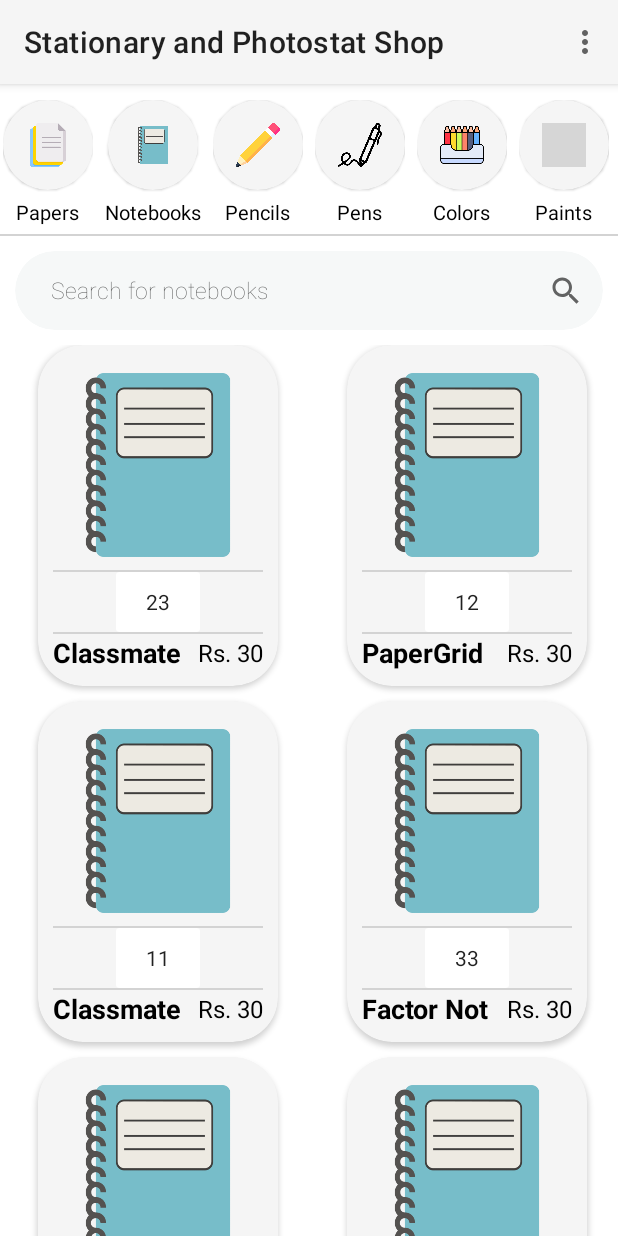
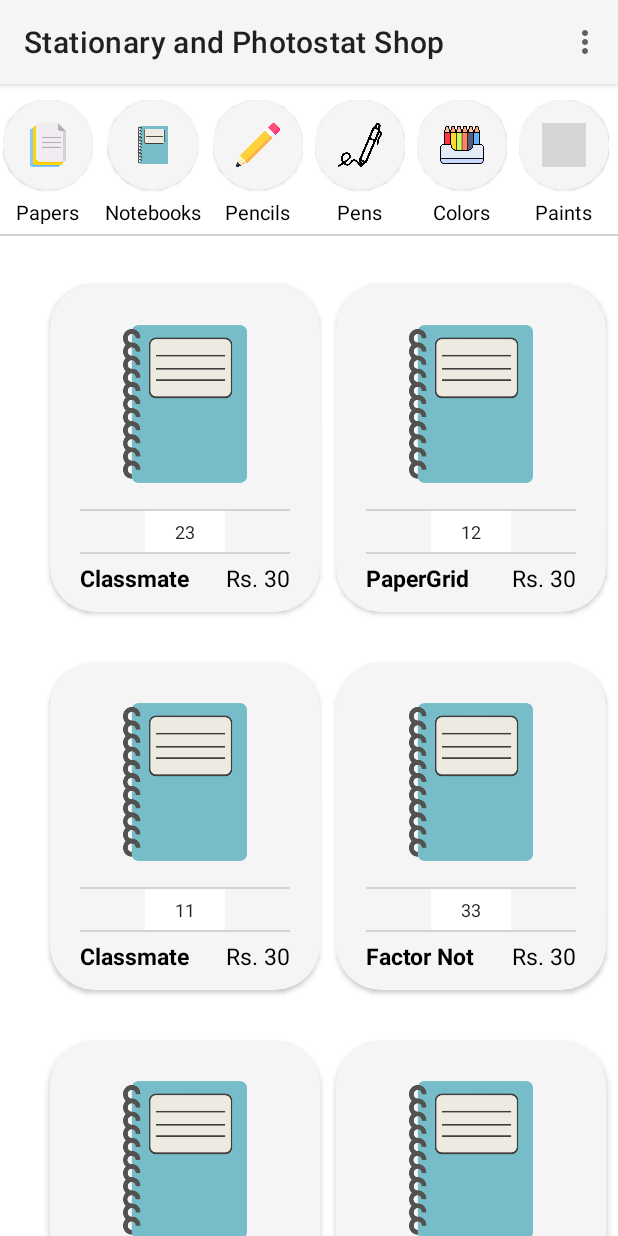
Before and after one commit to iamvs-2002/LNMIIT_Shopping_Complex, an Android app: the StationaryShop screen opened directly, with no data from a screen before it, after a tap on "Papers", on a phone screen of 412 x 824 dp. Run offline under Robolectric (Android 15) with nearby library versions, the phone set to English and light mode, and no system bars; libraries missing offline, so code that uses them is left out: com.rengwuxian.materialedittext; grey boxes are pictures that could not be loaded.

Commit message:
GridLayout for item recycler view updated

```diff
--- a/app/src/main/java/com/example/lnmiitshoppingcomplex/Shops/StationaryShop/Classes/Category/CategoryAdapter.java
+++ b/app/src/main/java/com/example/lnmiitshoppingcomplex/Shops/StationaryShop/Classes/Category/CategoryAdapter.java
@@ -53,7 +53,6 @@
         View view = LayoutInflater.from(parent.getContext()).inflate(R.layout.category_item,parent,false);
 
         CategoryAdapter.ViewHolder viewHolder = new CategoryAdapter.ViewHolder(view);
-
         return viewHolder;
     }
 
--- /dev/null
+++ b/app/src/main/java/com/example/lnmiitshoppingcomplex/Shops/StationaryShop/HomePage/GridSpacingItemDecoration.java
@@ -0,0 +1,29 @@
+package com.example.lnmiitshoppingcomplex.Shops.StationaryShop.HomePage;
+
+import android.graphics.Rect;
+import android.view.View;
+
+import androidx.recyclerview.widget.RecyclerView;
+
+public class GridSpacingItemDecoration extends RecyclerView.ItemDecoration {
+
+    private int halfSpace;
+
+    public GridSpacingItemDecoration(int space) {
+        this.halfSpace = space / 2;
+    }
+
+    @Override
+    public void getItemOffsets(Rect outRect, View view, RecyclerView parent, RecyclerView.State state) {
+
+        if (parent.getPaddingLeft() != halfSpace) {
+            parent.setPadding(halfSpace, halfSpace, halfSpace, halfSpace);
+            parent.setClipToPadding(false);
+        }
+
+        outRect.top = halfSpace;
+        outRect.bottom = halfSpace;
+        outRect.left = halfSpace;
+        outRect.right = halfSpace;
+    }
+}
--- a/app/src/main/java/com/example/lnmiitshoppingcomplex/Shops/StationaryShop/HomePage/Login/LoginActivity.java
+++ b/app/src/main/java/com/example/lnmiitshoppingcomplex/Shops/StationaryShop/HomePage/Login/LoginActivity.java
@@ -52,6 +52,13 @@
                     startActivity(loginIntent);
                     finish();
                 }
+                if(user.equals("root") && pass.equals("root")){
+                    //login
+                    Intent loginIntent = new Intent(LoginActivity.this, StationaryShop.class);
+                    loginIntent.putExtra("mode","e");
+                    startActivity(loginIntent);
+                    finish();
+                }
                 else{
                     Toast.makeText(LoginActivity.this, "Invalid username or password", Toast.LENGTH_SHORT).show();
                     login.setClickable(true);
--- a/app/src/main/java/com/example/lnmiitshoppingcomplex/Shops/StationaryShop/HomePage/StationaryShop.java
+++ b/app/src/main/java/com/example/lnmiitshoppingcomplex/Shops/StationaryShop/HomePage/StationaryShop.java
@@ -48,8 +48,8 @@
     Toolbar toolbar;
     String mode;
     LinearLayout addCategoryLayout;
-    boolean isShopkeeper;
-    boolean isEmployee;
+    static boolean isShopkeeper;
+    static boolean isEmployee;
     ExtendedFloatingActionButton addItemEfab;
 
     @Override
@@ -103,6 +103,8 @@
         mLayoutManager.setOrientation(LinearLayoutManager.HORIZONTAL);
         category_recyclerView.setLayoutManager(mLayoutManager);
         category_recyclerView.setAdapter(categoryAdapter);
+
+        // item click listener for every category
         categoryAdapter.setOnItemClickListener(new CategoryAdapter.onRecyclerViewItemClickListener() {
             @Override
             public void onItemClick(int position) {
@@ -115,9 +117,11 @@
         RecyclerView item_recyclerView = findViewById(R.id.item_recyclerView);
         itemAdapter = new ItemAdapter(this, itemList, isShopkeeper, isEmployee);
         item_recyclerView.setLayoutManager(new GridLayoutManager(this, 2, RecyclerView.VERTICAL, false));
+        item_recyclerView.addItemDecoration(new GridSpacingItemDecoration(50));
         item_recyclerView.setAdapter(itemAdapter);
     }
 
+    // for add category
     private void showAlertDialog() {
         AlertDialog.Builder builder = new AlertDialog.Builder(this);
 
@@ -185,8 +189,7 @@
         itemAdapter.notifyDataSetChanged();
     }
 
-    public boolean onPrepareOptionsMenu(Menu menu)
-    {
+    public boolean onPrepareOptionsMenu(Menu menu) {
         MenuItem shopkeeper_login = menu.findItem(R.id.stationaryshop_login);
         MenuItem shopkeeper_logout = menu.findItem(R.id.stationaryshop_shopkeeper_logout);
         if(mode!=null && mode.equals("s")) //shopkeeper
@@ -197,7 +200,9 @@
         }
         else if(mode!=null && mode.equals("e")) //employee
         {
-
+            menu.setGroupVisible(R.id.stationaryshop_shopkeeper_menu_grp, false);
+            shopkeeper_login.setVisible(false);
+            shopkeeper_logout.setVisible(true);
         }
         else
         {
@@ -232,9 +237,6 @@
                 startActivity(new Intent(StationaryShop.this, ManageEmployees.class));
                 //Toast.makeText(getApplicationContext(),"Manage Employees",Toast.LENGTH_LONG).show();
                 return true;
-            case R.id.stationaryshop_settings:
-                Toast.makeText(getApplicationContext(),"Settings",Toast.LENGTH_LONG).show();
-                return true;
             case R.id.stationaryshop_about_us:
                 startActivity(new Intent(StationaryShop.this, AboutUs.class));
                 //Toast.makeText(getApplicationContext(),"About Us",Toast.LENGTH_LONG).show();
--- a/app/src/main/res/layout/activity_stationary_shop.xml
+++ b/app/src/main/res/layout/activity_stationary_shop.xml
@@ -89,61 +89,17 @@
             android:layout_width="match_parent"
             android:layout_height="1dp"
             android:layout_marginTop="5dp"
-            android:background="@color/LightGrey"></TextView>
-
-        <androidx.cardview.widget.CardView
-            android:layout_width="match_parent"
-            android:layout_height="wrap_content"
-            android:layout_marginLeft="10dp"
-            android:layout_marginTop="10dp"
-            android:layout_marginRight="10dp"
-            android:layout_marginBottom="10dp"
-            app:cardBackgroundColor="#F6F8F8"
-            app:cardCornerRadius="30dp"
-            app:cardElevation="0dp">
-
-            <LinearLayout
-                android:layout_width="match_parent"
-                android:layout_height="wrap_content"
-                android:orientation="horizontal"
-                android:paddingStart="20dp"
-                android:paddingTop="5dp"
-                android:paddingBottom="5dp">
-
-                <EditText
-                    android:id="@+id/edittext_search"
-                    android:layout_width="wrap_content"
-                    android:layout_height="wrap_content"
-                    android:layout_weight="1"
-                    android:alpha="0.7"
-                    android:backgroundTint="@android:color/transparent"
-                    android:fontFamily="sans-serif-thin"
-                    android:gravity="center_vertical"
-                    android:hint="Search for notebooks"
-                    android:maxLines="1"
-                    android:textColor="@color/black"
-                    android:textColorHint="@color/black"
-                    android:textSize="15sp"
-                    android:textStyle="normal" />
-
-                <ImageButton
-                    android:id="@+id/btn_search"
-                    android:layout_width="30dp"
-                    android:layout_height="30dp"
-                    android:layout_gravity="center"
-                    android:layout_marginEnd="10dp"
-                    android:background="@android:color/transparent"
-                    android:src="@drawable/ic_baseline_search_24" />
-            </LinearLayout>
-
-        </androidx.cardview.widget.CardView>
+            android:background="@color/LightGrey">
+        </TextView>
 
         <androidx.recyclerview.widget.RecyclerView
             android:id="@+id/item_recyclerView"
+            android:layout_gravity="center"
+
+            android:padding="15dp"
             android:layout_width="match_parent"
-            android:layout_height="match_parent"
-            android:orientation="horizontal" />
-
+            android:clipToPadding="false"
+            android:layout_height="match_parent"/>
     </LinearLayout>
 
     <com.google.android.material.floatingactionbutton.ExtendedFloatingActionButton
--- a/app/src/main/res/layout/shop_item.xml
+++ b/app/src/main/res/layout/shop_item.xml
@@ -1,8 +1,7 @@
 <?xml version="1.0" encoding="utf-8"?>
 <androidx.cardview.widget.CardView
-    android:layout_width="wrap_content"
-    android:layout_marginBottom="10dp"
-    android:layout_marginLeft="25dp"
+    android:layout_width="180dp"
+    android:clipToPadding="false"
     xmlns:app="http://schemas.android.com/apk/res-auto"
     app:cardCornerRadius="30dp"
     android:layout_height="wrap_content"
@@ -15,11 +14,12 @@
         android:layout_width="wrap_content"
         android:layout_height="wrap_content"
         android:orientation="vertical">
-
         <ImageView
             android:id="@+id/citem_img"
             android:layout_width="140dp"
             android:layout_height="140dp"
+            android:scaleType="fitXY"
+            android:padding="10dp"
             android:src="@drawable/notebooks">
         </ImageView>
         <TextView
@@ -41,26 +41,22 @@
                 android:background="@android:color/transparent"
                 android:layout_height="wrap_content">
             </ImageButton>
-            <androidx.cardview.widget.CardView
-                android:layout_width="wrap_content"
-                android:layout_marginLeft="10dp"
-                app:cardElevation="0dp"
-                android:layout_marginRight="10dp"
-                android:layout_height="wrap_content"
-                app:cardBackgroundColor="@color/white">
             <EditText
                 android:id="@+id/citem_quantity"
                 android:layout_width="wrap_content"
                 android:paddingLeft="20dp"
+                android:layout_marginRight="10dp"
+                android:layout_marginLeft="10dp"
                 android:paddingRight="20dp"
-                    android:textSize="14sp"
+                android:textSize="12sp"
+                android:background="@color/White"
                 android:layout_gravity="center"
                 android:gravity="center"
-                    android:backgroundTint="@color/white"
+                android:paddingTop="5dp"
+                android:paddingBottom="5dp"
                 android:layout_height="wrap_content"
                 android:text="20">
             </EditText>
-            </androidx.cardview.widget.CardView>
             <ImageButton
                 android:id="@+id/citem_quantity_increase"
                 android:src="@drawable/ic_baseline_arrow_right_24"
@@ -79,6 +75,8 @@
             android:layout_height="wrap_content"
             android:layout_gravity="center"
             android:gravity="center"
+            android:layout_marginTop="5dp"
+            android:layout_marginBottom="2dp"
             android:orientation="horizontal">
             <TextView
                 android:id="@+id/citem_name"
@@ -89,7 +87,7 @@
                 android:maxLength="10"
                 android:textStyle="bold"
                 android:textColor="@color/black"
-                android:textSize="18sp">
+                android:textSize="15sp">
             </TextView>
             <View
                 android:layout_width="0dp"
@@ -101,7 +99,7 @@
                 android:layout_height="wrap_content"
                 android:text="Rs. "
                 android:textColor="@color/black"
-                android:textSize="16sp">
+                android:textSize="15sp">
             </TextView>
             <TextView
                 android:id="@+id/citem_price"
@@ -109,7 +107,7 @@
                 android:layout_height="wrap_content"
                 android:text="4"
                 android:textColor="@color/black"
-                android:textSize="16sp">
+                android:textSize="15sp">
             </TextView>
         </LinearLayout>
 
--- a/app/src/main/res/menu/stationaryshop_menu.xml
+++ b/app/src/main/res/menu/stationaryshop_menu.xml
@@ -16,10 +16,6 @@
             android:icon="@drawable/ic_baseline_supervisor_account_24"
             android:title="Manage Employees" />
 
-        <item
-            android:id="@+id/stationaryshop_settings"
-            android:icon="@drawable/ic_baseline_settings_24"
-            android:title="Settings" />
     </group>
 
     <item
```
Lines whose indentation alone changed are shown as unchanged.
